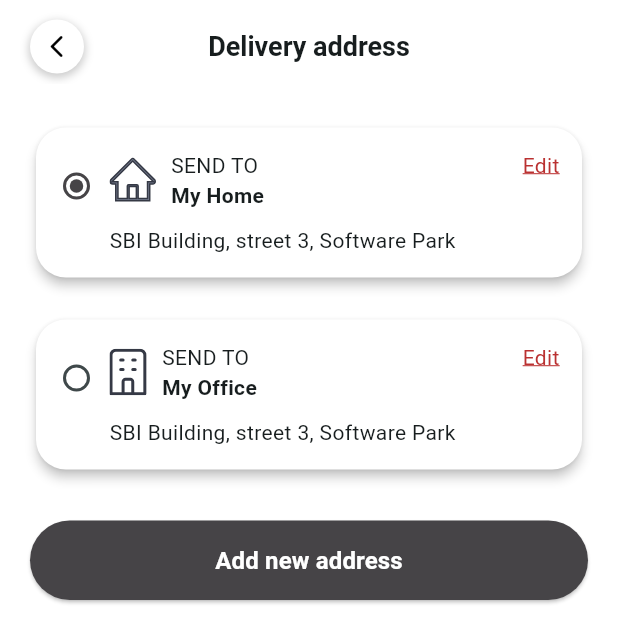
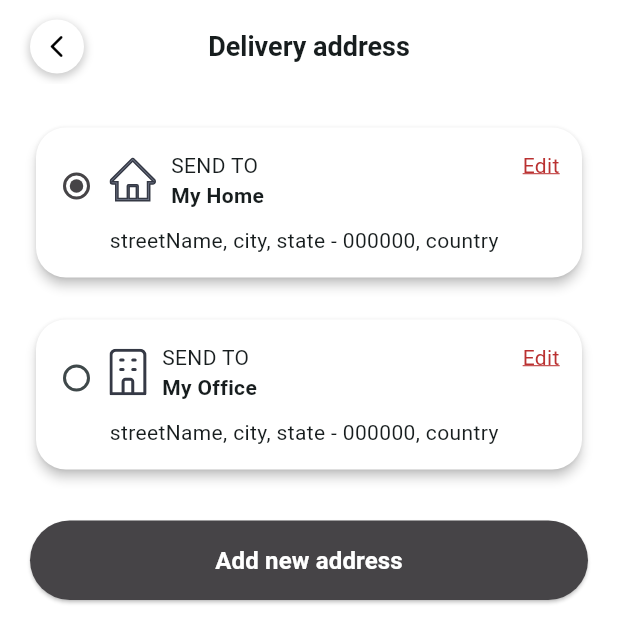
Before and after one commit to hupptechnologies/flutter-shopping-store, a Flutter app: the AddressView screen opened by its route, on a phone screen of 412 x 824 dp. Shown: the top 643 px of the screen. Run offline on Flutter 3.47's test engine with Material 3 defaults, Android fonts, the phone set to English and light mode, and no system bars; our stand-ins replace carousel_slider, cookie_jar, custom_rating_bar, dio, dio_cookie_manager, flutter_svg and 3 more.

Commit message:
Added - address dto in get address line method

```diff
--- a/lib/data/address/address_dto.dart
+++ b/lib/data/address/address_dto.dart
@@ -78,4 +78,8 @@ class AddressDto {
         break;
     }
   }
+
+  String getAddressLine() {
+    return '$streetName, $city, $state - $zipCode, $country';
+  }
 }
--- a/lib/routers/app_pages.dart
+++ b/lib/routers/app_pages.dart
@@ -1,5 +1,5 @@
-import 'package:e_commerce/screens/address/binding/address_binding.dart';
-import 'package:e_commerce/screens/address/view/address_view.dart';
+import 'package:e_commerce/screens/profile/address/binding/address_binding.dart';
+import 'package:e_commerce/screens/profile/address/view/address_view.dart';
 import 'package:e_commerce/screens/auth/forget-password/binding/forget_password_binging.dart';
 import 'package:e_commerce/screens/auth/forget-password/view/forget_password_view.dart';
 import 'package:e_commerce/screens/auth/login/binding/login_binding.dart';
--- a/lib/screens/address/binding/address_binding.dart
+++ b/lib/screens/profile/address/binding/address_binding.dart
@@ -1,4 +1,4 @@
-import 'package:e_commerce/screens/address/controller/address_controller.dart';
+import 'package:e_commerce/screens/profile/address/controller/address_controller.dart';
 import 'package:get/get.dart';
 
 class AddressBinding extends Bindings {
--- a/lib/screens/address/view/address_view.dart
+++ b/lib/screens/profile/address/view/address_view.dart
@@ -3,7 +3,7 @@ import 'package:e_commerce/common/constant/image_constant.dart';
 import 'package:e_commerce/common/constant/margin_padding.dart';
 import 'package:e_commerce/common/enum/address_enum.dart';
 import 'package:e_commerce/data/address/address_dto.dart';
-import 'package:e_commerce/screens/address/controller/address_controller.dart';
+import 'package:e_commerce/screens/profile/address/controller/address_controller.dart';
 import 'package:e_commerce/widgets/back_button_appbar_title.dart';
 import 'package:e_commerce/widgets/button_widget.dart';
 import 'package:flutter/material.dart';
@@ -119,8 +119,8 @@ class AddressView extends GetView<AddressController> {
                         ],
                       ),
                       const SizedBox(height: 10),
-                      const Text(
-                        'SBI Building, street 3, Software Park',
+                       Text(
+                        address.getAddressLine(),
                         overflow: TextOverflow.visible,
                         softWrap: true,
                       )
```
Also changed, not shown: lib/screens/profile/address/controller/address_controller.dart (renamed from lib/screens/address/controller/address_controller.dart).
